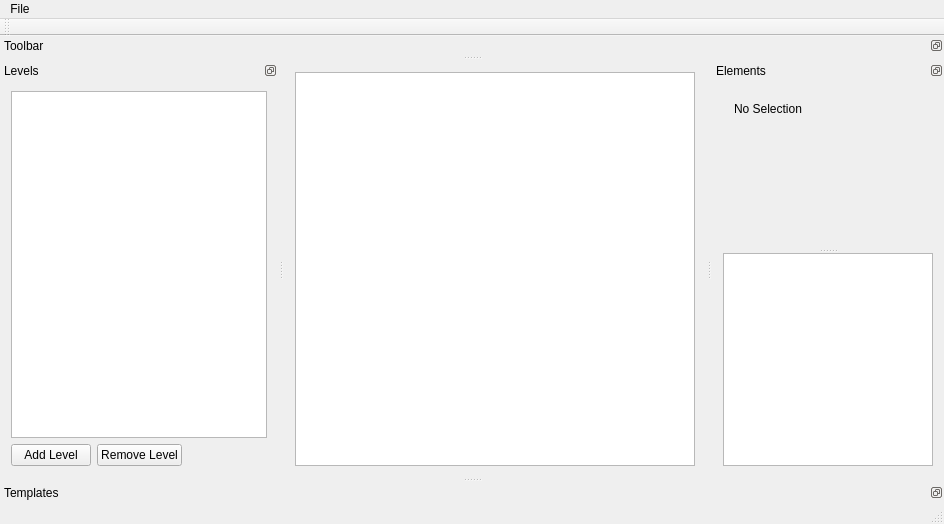
Qt form mainwindow.ui (jreuss/tudimapper) before a commit.
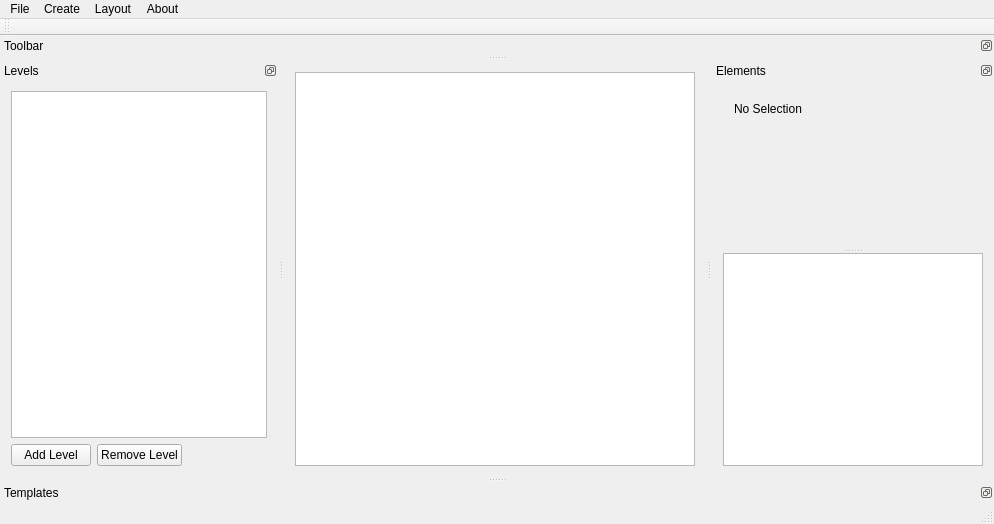
The same form after that commit. Icons and pictures are not drawn. Custom widgets are drawn as their Qt base class.

Commit message: added layout options

Diff of the .ui file:
```diff
--- a/mainwindow.ui
+++ b/mainwindow.ui
@@ -6,7 +6,7 @@
    <rect>
     <x>0</x>
     <y>0</y>
-    <width>926</width>
+    <width>976</width>
     <height>524</height>
    </rect>
   </property>
@@ -48,8 +48,8 @@
     <rect>
      <x>0</x>
      <y>0</y>
-     <width>926</width>
-     <height>21</height>
+     <width>976</width>
+     <height>20</height>
     </rect>
    </property>
    <widget class="QMenu" name="menuFile">
@@ -59,7 +59,28 @@
     <addaction name="actionImportSpecial"/>
     <addaction name="actionQuit"/>
    </widget>
+   <widget class="QMenu" name="menuCreate">
+    <property name="title">
+     <string>Create</string>
+    </property>
+   </widget>
+   <widget class="QMenu" name="menuView">
+    <property name="title">
+     <string>Layout</string>
+    </property>
+    <addaction name="actionSave_layout"/>
+    <addaction name="separator"/>
+    <addaction name="separator"/>
+   </widget>
+   <widget class="QMenu" name="menuAbout">
+    <property name="title">
+     <string>About</string>
+    </property>
+   </widget>
    <addaction name="menuFile"/>
+   <addaction name="menuCreate"/>
+   <addaction name="menuView"/>
+   <addaction name="menuAbout"/>
   </widget>
   <widget class="QToolBar" name="mainToolBar">
    <attribute name="toolBarArea">
@@ -159,8 +180,8 @@
   <widget class="QDockWidget" name="dockWidget_properties">
    <property name="minimumSize">
     <size>
-     <width>232</width>
-     <height>247</height>
+     <width>282</width>
+     <height>254</height>
     </size>
    </property>
    <property name="maximumSize">
```
Left out of the diff: 15 changed lines with no effect on the pictures. The commit also changes 7 other files.
